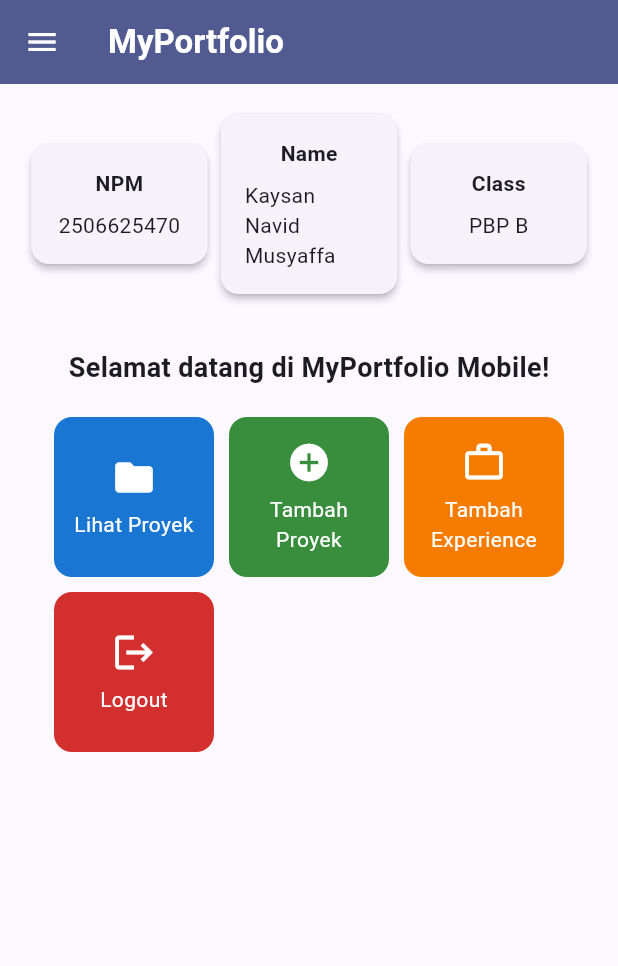
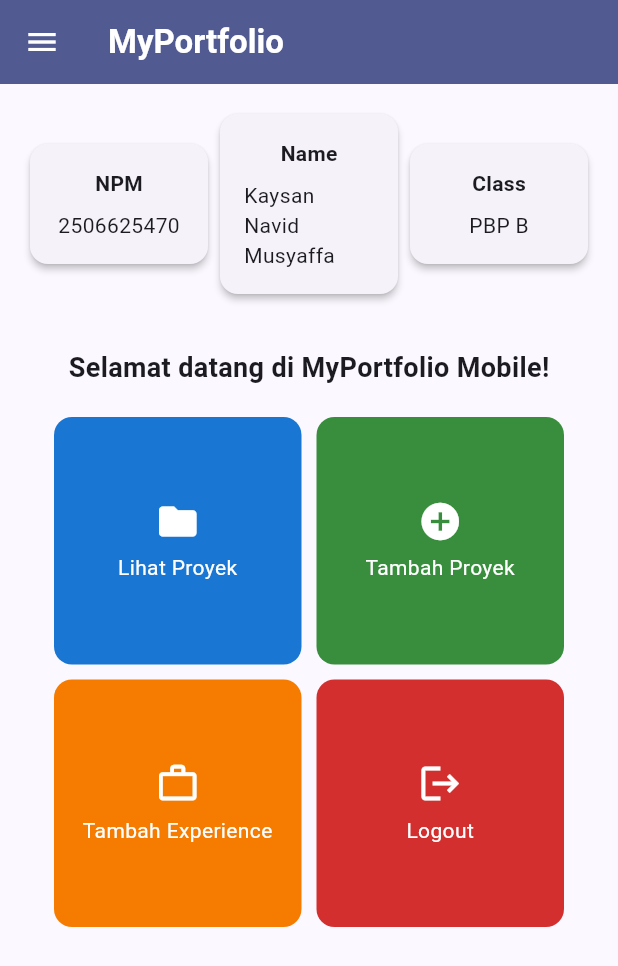
Before and after one commit to nalkq/myportofolio_mobile, a Flutter app: the screen it shows after launch, on a phone screen of 412 x 824 dp. Shown: the top 966 px of the screen. Run offline on Flutter 3.47's test engine with Material 3 defaults, Android fonts, the phone set to English and light mode, and no system bars; our stand-ins replace material_ui.

Commit message:
fix(layout): improve home layout on narrow screens

```diff
--- a/lib/screens/menu.dart
+++ b/lib/screens/menu.dart
@@ -35,7 +35,7 @@ class MyHomePage extends StatelessWidget {
       ),
       drawer: const LeftDrawer(),
       // Body halaman utama dengan padding di sekelilingnya.
-      body: Padding(
+      body: SingleChildScrollView(
         padding: const EdgeInsets.all(16.0),
         child: Column(
           crossAxisAlignment: CrossAxisAlignment.center,
@@ -44,9 +44,9 @@ class MyHomePage extends StatelessWidget {
             Row(
               mainAxisAlignment: MainAxisAlignment.spaceEvenly,
               children: [
-                InfoCard(title: 'NPM', content: npm),
-                InfoCard(title: 'Name', content: nama),
-                InfoCard(title: 'Class', content: kelas),
+                Expanded(child: InfoCard(title: 'NPM', content: npm),),
+                Expanded(child: InfoCard(title: 'Name', content: nama),),
+                Expanded(child: InfoCard(title: 'Class', content: kelas),),
               ],
             ),
 
@@ -69,12 +69,13 @@ class MyHomePage extends StatelessWidget {
 
                   // GridView menampilkan kartu tombol dalam tata letak kisi 3 kolom.
                   GridView.count(
-                    primary: true,
+                    primary: false,
+                    physics: const NeverScrollableScrollPhysics(),
                     padding: const EdgeInsets.all(20),
                     crossAxisSpacing: 10,
                     mainAxisSpacing: 10,
-                    crossAxisCount: 3,
-                    // shrinkWrap agar ukuran kisi menyesuaikan tinggi konten anak.
+                    crossAxisCount:
+                        MediaQuery.of(context).size.width < 600 ? 2 : 3,
                     shrinkWrap: true,
                     children: items.map((ItemHomepage item) {
                       if (item.name == "Tambah Experience") {
@@ -107,8 +108,6 @@ class InfoCard extends StatelessWidget {
       // Memberikan efek bayangan kartu elevasi 2 unit.
       elevation: 2.0,
       child: Container(
-        // Menyesuaikan lebar kartu dengan proporsi layar (dibagi 3.5).
-        width: MediaQuery.of(context).size.width / 3.5,
         padding: const EdgeInsets.all(16.0),
         // Menyusun teks title dan content secara vertikal.
         child: Column(
```
